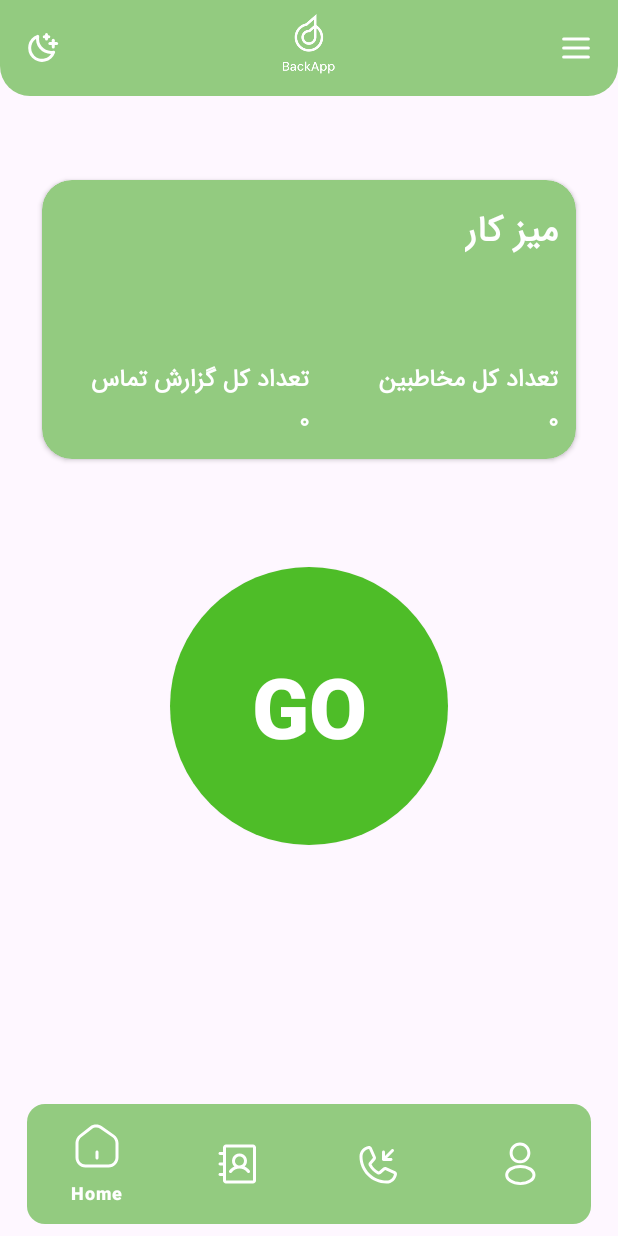
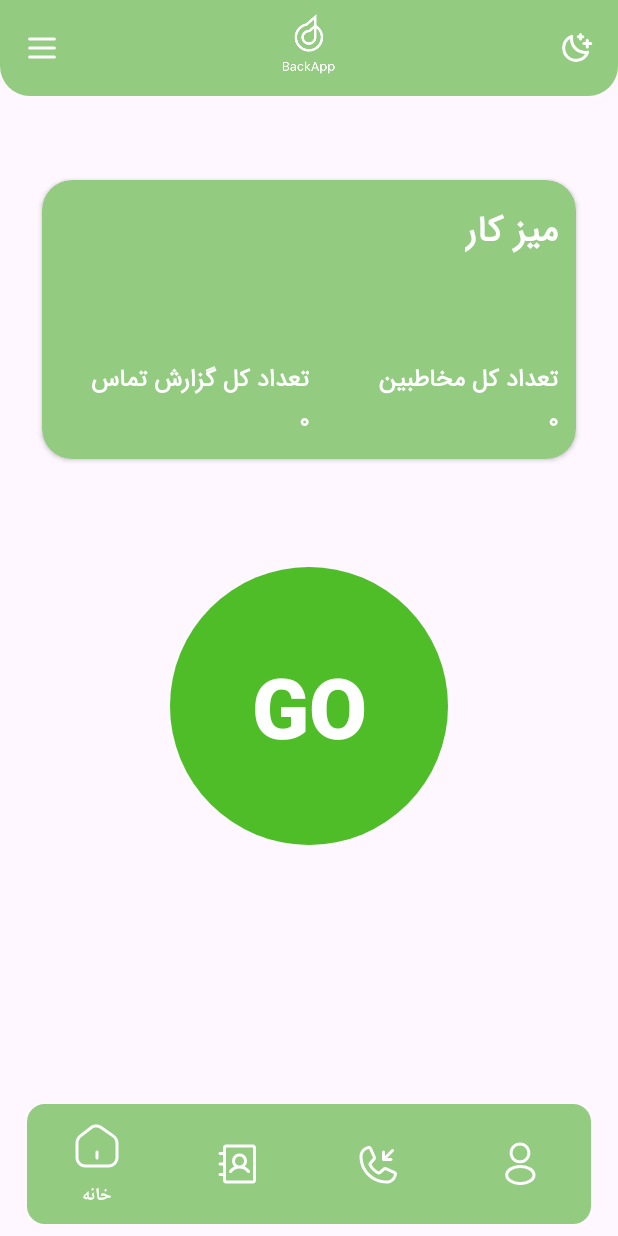
Before and after one commit to NovaAppsDev/Call-Safe-Backup, an Android app: the screen it shows after launch (MainActivity), on a phone screen of 412 x 824 dp. Run offline under Robolectric (Android 15) with nearby library versions, the phone set to English and light mode, and no system bars; our stand-ins replace Dagger/Hilt's generated code, navigation-ui.

Commit message:
create and show list contact - #8

```diff
--- a/app/src/main/java/ir/novaapps/callsafebackup/MainActivity.kt
+++ b/app/src/main/java/ir/novaapps/callsafebackup/MainActivity.kt
@@ -31,10 +31,12 @@ class MainActivity : AppCompatActivity() {
             when(destination.id){
                 R.id.introFragment->{
                     binding.navigationBottom.isVisible = false
+                    binding.topAppBar.isVisible = false
                 }
 
                 else->{
                     binding.navigationBottom.isVisible = true
+                    binding.topAppBar.isVisible = true
                 }
             }
         }
--- a/app/src/main/res/layout/activity_main.xml
+++ b/app/src/main/res/layout/activity_main.xml
@@ -10,6 +10,32 @@
     <androidx.constraintlayout.widget.ConstraintLayout
         android:layout_width="match_parent"
         android:layout_height="match_parent">
+
+        <RelativeLayout
+            android:id="@+id/topAppBar"
+            android:layout_width="match_parent"
+            android:layout_height="?actionBarSize"
+            android:background="@drawable/bg_top_app_bar">
+            <ImageView
+                android:layout_width="24dp"
+                android:layout_height="24dp"
+                android:src="@drawable/icon_menu"
+                android:layout_centerVertical="true"
+                android:layout_marginStart="16dp"/>
+            <ImageView
+                android:layout_width="45dp"
+                android:layout_height="45dp"
+                android:src="@drawable/icon_app"
+                android:layout_centerInParent="true"
+                android:layout_marginStart="16dp"/>
+            <ImageView
+                android:layout_width="24dp"
+                android:layout_height="24dp"
+                android:src="@drawable/icon_change_theme"
+                android:layout_centerVertical="true"
+                android:layout_alignParentEnd="true"
+                android:layout_marginEnd="16dp"/>
+        </RelativeLayout>
 
         <androidx.fragment.app.FragmentContainerView
             android:id="@+id/fragmentContainerView"
--- a/app/src/main/res/layout/home_fragment.xml
+++ b/app/src/main/res/layout/home_fragment.xml
@@ -11,28 +11,7 @@
     <RelativeLayout
         android:id="@+id/topAppBar"
         android:layout_width="match_parent"
-        android:layout_height="?actionBarSize"
-        android:background="@drawable/bg_top_app_bar">
-        <ImageView
-            android:layout_width="24dp"
-            android:layout_height="24dp"
-            android:src="@drawable/icon_menu"
-            android:layout_centerVertical="true"
-            android:layout_marginStart="16dp"/>
-        <ImageView
-            android:layout_width="45dp"
-            android:layout_height="45dp"
-            android:src="@drawable/icon_app"
-            android:layout_centerInParent="true"
-            android:layout_marginStart="16dp"/>
-        <ImageView
-            android:layout_width="24dp"
-            android:layout_height="24dp"
-            android:src="@drawable/icon_change_theme"
-            android:layout_centerVertical="true"
-            android:layout_alignParentEnd="true"
-            android:layout_marginEnd="16dp"/>
-    </RelativeLayout>
+        android:layout_height="?actionBarSize"/>
 
     <androidx.cardview.widget.CardView
         android:id="@+id/cardResult"
--- a/app/src/main/res/menu/bottom_nav_menu.xml
+++ b/app/src/main/res/menu/bottom_nav_menu.xml
@@ -2,18 +2,18 @@
 <menu xmlns:android="http://schemas.android.com/apk/res/android">
 
     <item android:id="@+id/homeFragment"
-        android:title="Home"
+        android:title="خانه"
         android:icon="@drawable/icon_home" />
 
     <item android:id="@+id/contactFragment"
-        android:title="Contacts"
+        android:title="مخاطبین"
         android:icon="@drawable/icon_contact" />
 
     <item android:id="@+id/callLogFragment"
-        android:title="Call Logs"
+        android:title="گزارش تماس"
         android:icon="@drawable/icon_call_log" />
 
     <item android:id="@+id/profileFragment"
-        android:title="Profile"
+        android:title="پروفایل"
         android:icon="@drawable/icon_profile" />
 </menu>
--- a/app/src/main/res/values/colors.xml
+++ b/app/src/main/res/values/colors.xml
@@ -6,6 +6,8 @@
 
     <color name="primaryColor">#93CB80</color>
     <color name="onPrimaryColor">#ffff</color>
+
+    <color name="textContactColor">#676578</color>
 
 
     <color name="statusBarColor">#93CB80</color>
```
Also changed, not shown: app/build.gradle.kts (+6 -2 lines), app/src/main/java/ir/novaapps/callsafebackup/view/contact/ContactAdapter.kt (added, +130 -0 lines), app/src/main/java/ir/novaapps/callsafebackup/view/contact/ContactFragment.kt (+46 -1 lines), app/src/main/res/layout/contact_fragment.xml (+10 -0 lines), app/src/main/res/layout/contact_item_list.xml (added, +47 -0 lines), app/src/main/res/drawable/img_person.png (added).
